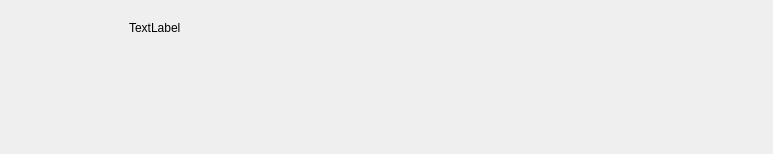
Above: Updraft/src/plugins/taskdecl/taskdeclpanel.ui from updraft/updraft before the change. Below: the same form after it.
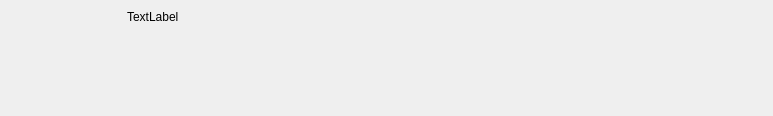
That is the form after the change. Icons and pictures are not drawn.

Commit message:
Adjust TaskPanel GUI
* Prepare it for adding Task Axis

```diff
--- a/Updraft/src/plugins/taskdecl/taskdeclpanel.ui
+++ b/Updraft/src/plugins/taskdecl/taskdeclpanel.ui
@@ -7,21 +7,48 @@
     <x>0</x>
     <y>0</y>
     <width>773</width>
-    <height>154</height>
+    <height>116</height>
    </rect>
   </property>
+  <property name="sizePolicy">
+   <sizepolicy hsizetype="Preferred" vsizetype="Preferred">
+    <horstretch>0</horstretch>
+    <verstretch>0</verstretch>
+   </sizepolicy>
+  </property>
+  <property name="minimumSize">
+   <size>
+    <width>0</width>
+    <height>0</height>
+   </size>
+  </property>
   <property name="contextMenuPolicy">
    <enum>Qt::NoContextMenu</enum>
   </property>
   <property name="windowTitle">
    <string/>
   </property>
+  <property name="styleSheet">
+   <string notr="true">QScrollArea, #scrollAreaWidgetContents {background-color:rgba(0,0,0,0);}</string>
+  </property>
   <layout class="QVBoxLayout" name="verticalLayout">
+   <property name="spacing">
+    <number>0</number>
+   </property>
+   <property name="margin">
+    <number>0</number>
+   </property>
    <item>
     <layout class="QHBoxLayout" name="horizontalLayout_2">
      <property name="spacing">
       <number>2</number>
      </property>
+     <property name="leftMargin">
+      <number>9</number>
+     </property>
+     <property name="rightMargin">
+      <number>9</number>
+     </property>
      <item>
       <widget class="QPushButton" name="saveButton">
        <property name="sizePolicy">
@@ -180,6 +207,24 @@
    </item>
    <item>
     <widget class="QScrollArea" name="scrollArea">
+     <property name="sizePolicy">
+      <sizepolicy hsizetype="Expanding" vsizetype="Expanding">
+       <horstretch>0</horstretch>
+       <verstretch>0</verstretch>
+      </sizepolicy>
+     </property>
+     <property name="minimumSize">
+      <size>
+       <width>0</width>
+       <height>70</height>
+      </size>
+     </property>
+     <property name="maximumSize">
+      <size>
+       <width>16777215</width>
+       <height>16777215</height>
+      </size>
+     </property>
      <property name="frameShape">
       <enum>QFrame::NoFrame</enum>
      </property>
@@ -197,21 +242,17 @@
        <rect>
         <x>0</x>
         <y>0</y>
-        <width>755</width>
-        <height>94</height>
+        <width>773</width>
+        <height>80</height>
        </rect>
       </property>
       <layout class="QVBoxLayout" name="verticalLayout_3">
-       <item>
-        <widget class="QWidget" name="widget" native="true">
-         <property name="minimumSize">
-          <size>
-           <width>0</width>
-           <height>32</height>
-          </size>
-         </property>
-        </widget>
-       </item>
+       <property name="spacing">
+        <number>0</number>
+       </property>
+       <property name="margin">
+        <number>0</number>
+       </property>
        <item>
         <layout class="QHBoxLayout" name="taskButtonsLayout">
          <item>
@@ -249,7 +290,7 @@
          </property>
          <property name="sizeHint" stdset="0">
           <size>
-           <width>40</width>
+           <width>20</width>
            <height>40</height>
           </size>
          </property>
```
Left out of the diff: 2 changed lines with no effect on the pictures.
